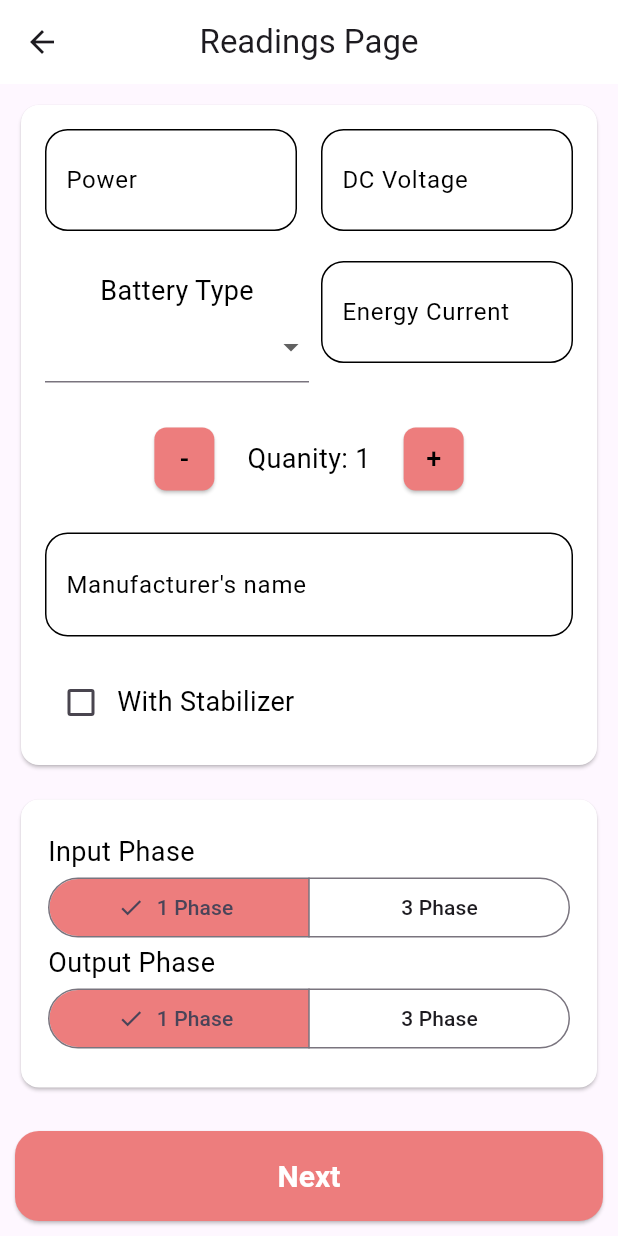
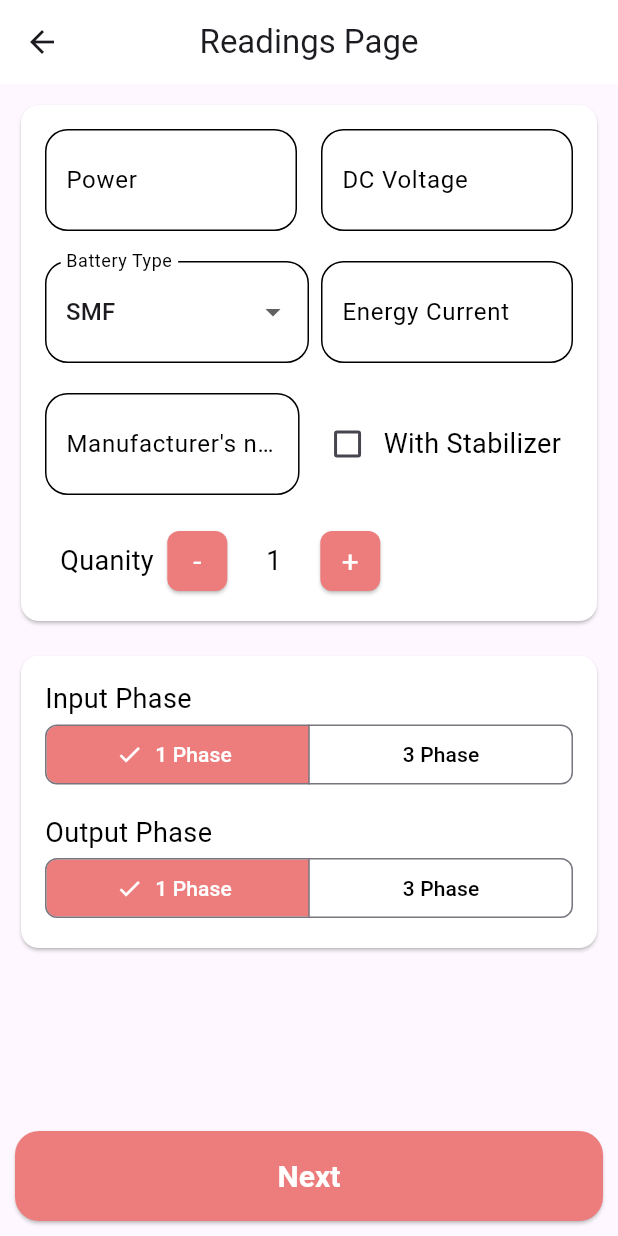
Before and after one commit to Integrated-Identities/SyncServe, a Flutter app: the ReadingsPage screen opened directly, on a phone screen of 412 x 824 dp. Run offline on Flutter 3.47's test engine with Material 3 defaults, Android fonts, the phone set to English and light mode, and no system bars; missing offline and left inert: zod_validation; generated files the repository leaves out were written again.

Commit message:
Clean UI

```diff
--- a/lib/custom_controls/quantity_selector.dart
+++ b/lib/custom_controls/quantity_selector.dart
@@ -48,36 +48,32 @@ class _QuantitySelectorState extends State<QuantitySelector> {
 
   @override
   Widget build(BuildContext context) {
-    return Padding(
-      padding: EdgeInsets.fromLTRB(0, 20, 0, 25),
-      child: Row(
-        mainAxisSize: MainAxisSize.min,
+    return Row(
+      mainAxisSize: MainAxisSize.max,
+      mainAxisAlignment: MainAxisAlignment.spaceBetween,
       children: [
         ElevatedButton(
           onPressed: _decrement,
           style: AppStyle.quantitySelectorButtonStyle(),
           child: Text(
             AppLocalizations.of(context)!.minusSign,
-              style: AppStyle.labelText,
+            style: TextStyle(fontWeight: FontWeight.normal),
           ),
         ),
-          Padding(
-            padding: AppStyle.textButtonPadding,
-            child: Text(
-              '${AppLocalizations.of(context)!.quantity}: $_quantity',
+        Text(
+          _quantity.toString(),
+          textAlign: TextAlign.center,
           style: AppStyle.labelText,
-            ),
         ),
         ElevatedButton(
           onPressed: _increment,
           style: AppStyle.quantitySelectorButtonStyle(),
           child: Text(
             AppLocalizations.of(context)!.plusSign,
-              style: AppStyle.labelText,
+            style: TextStyle(fontWeight: FontWeight.normal),
           ),
         ),
       ],
-      ),
     );
   }
 }
--- a/lib/theme/styles.dart
+++ b/lib/theme/styles.dart
@@ -12,7 +12,7 @@ class AppStyle {
   static final TextStyle hintText = labelText.copyWith(color: Colors.grey);
 
 // ELEVATED BUTTON STYLE
-  static ButtonStyle elevatedButtonStyle() {
+  static ButtonStyle primaryElevatedButtonStyle() {
     return ElevatedButton.styleFrom(
       backgroundColor: Color.fromARGB(255, 237, 125, 125),
       minimumSize: const Size(double.infinity, 60),
@@ -44,15 +44,15 @@ class AppStyle {
     );
   }
 
-// CUSTOMER DETAIL PAGE TEXTFORMFIELD
+  // INPUT DECORATION WITH LABEL and
   static InputDecoration inputDecorationWithLabel(
-    String unit,
     String label, {
+    String? suffix,
     bool isRequired = false,
   }) {
     return InputDecoration(
-      suffixText: unit,
-      helperText: ' ',
+      suffixText: suffix,
+      helperText: '',
       alignLabelWithHint: true,
       fillColor: Colors.white,
       filled: true,
@@ -133,13 +133,21 @@ class AppStyle {
 
   // STYLE OF INCREMENT DECREMENT BUTTON OF QUANITYSELECTOR
   static ButtonStyle quantitySelectorButtonStyle() {
-    return ElevatedButton.styleFrom(
-      shape: RoundedRectangleBorder(
-        borderRadius: BorderRadius.circular(8),
+    return primaryElevatedButtonStyle().copyWith(
+      shape: WidgetStateProperty.all<RoundedRectangleBorder>(
+        RoundedRectangleBorder(
+          borderRadius: BorderRadius.circular(8),
+        ),
       ),
-      backgroundColor: const Color.fromARGB(255, 237, 125, 125),
-      padding: const EdgeInsets.all(8),
-      minimumSize: const Size(40, 40),
+      padding: WidgetStateProperty.all(
+        const EdgeInsets.all(8),
+      ),
+      minimumSize: WidgetStateProperty.all(
+        const Size(40, 40),
+      ),
+      maximumSize: WidgetStateProperty.all(
+        const Size(40, 40),
+      ),
     );
   }
 
@@ -150,12 +158,25 @@ class AppStyle {
   // SEGMENTED BUTTON COLOR STYLES
   static ButtonStyle segmentedButtonStyle() {
     return ButtonStyle(
+      shape: WidgetStateProperty.all(
+        RoundedRectangleBorder(
+          borderRadius: BorderRadius.circular(8),
+        ),
+      ),
       backgroundColor: WidgetStateColor.resolveWith(
         (Set<WidgetState> states) {
           if (states.contains(WidgetState.selected)) {
             return Color.fromARGB(255, 237, 125, 125);
           }
           return Colors.white;
+        },
+      ),
+      foregroundColor: WidgetStateColor.resolveWith(
+        (Set<WidgetState> states) {
+          if (states.contains(WidgetState.selected)) {
+            return Colors.white;
+          }
+          return Colors.black;
         },
       ),
     );
--- a/lib/view/customer_detail.dart
+++ b/lib/view/customer_detail.dart
@@ -89,7 +89,6 @@ class _CustomerDetailState extends State<CustomerDetail> {
                             ? AutovalidateMode.always
                             : AutovalidateMode.always,
                         decoration: AppStyle.inputDecorationWithLabel(
-                          '',
                           AppLocalizations.of(context)!.customerName,
                         ),
                       ),
@@ -129,7 +128,6 @@ class _CustomerDetailState extends State<CustomerDetail> {
                             ? AutovalidateMode.onUserInteraction
                             : AutovalidateMode.disabled,
                         decoration: AppStyle.inputDecorationWithLabel(
-                          '',
                           AppLocalizations.of(context)!.customerAddress,
                         ),
                       ),
@@ -173,13 +171,11 @@ class _CustomerDetailState extends State<CustomerDetail> {
                             ? AutovalidateMode.onUserInteraction
                             : AutovalidateMode.disabled,
                         decoration: AppStyle.inputDecorationWithLabel(
-                          '',
                           AppLocalizations.of(context)!.customerEmail,
                         ),
                       ),
                       TextFormField(
                         decoration: AppStyle.inputDecorationWithLabel(
-                          '',
                           AppLocalizations.of(context)!.customerPhone,
                         ),
                         keyboardType: TextInputType.phone,
@@ -204,7 +200,7 @@ class _CustomerDetailState extends State<CustomerDetail> {
                         }
                       }
                     : null,
-                style: AppStyle.elevatedButtonStyle(),
+                style: AppStyle.primaryElevatedButtonStyle(),
                 child: Text(AppLocalizations.of(context)!.next),
               ),
             ),
--- a/lib/view/dashboard.dart
+++ b/lib/view/dashboard.dart
@@ -49,7 +49,7 @@ class Dashboard extends StatelessWidget {
               Padding(
                 padding: const EdgeInsets.only(top: 100, bottom: 10),
                 child: ElevatedButton(
-                  style: AppStyle.elevatedButtonStyle(),
+                  style: AppStyle.primaryElevatedButtonStyle(),
                   onPressed: () {
                     Navigator.push(
                       context,
@@ -66,7 +66,7 @@ class Dashboard extends StatelessWidget {
               Padding(
                 padding: const EdgeInsets.only(top: 10, bottom: 20),
                 child: ElevatedButton(
-                  style: AppStyle.elevatedButtonStyle(),
+                  style: AppStyle.primaryElevatedButtonStyle(),
                   onPressed: () {},
                   child: Text(
                     AppLocalizations.of(context)!.startGeneratorService,
--- a/lib/view/login.dart
+++ b/lib/view/login.dart
@@ -90,7 +90,7 @@ class _LoginState extends State<Login> {
                             ),
                           );
                         },
-                        style: AppStyle.elevatedButtonStyle(),
+                        style: AppStyle.primaryElevatedButtonStyle(),
                         child: Text(
                           AppLocalizations.of(context)!.logIn,
                         ),
--- a/lib/view/readings_page.dart
+++ b/lib/view/readings_page.dart
@@ -49,9 +49,7 @@ class _ReadingsPageState extends State<ReadingsPage> {
                   padding: EdgeInsets.all(10),
                   child: Column(
                     children: [
-                      SizedBox(
-                        height: 448,
-                        child: Card(
+                      Card(
                         color: AppStyle.appBarAndNavBarColor,
                         child: Padding(
                           padding: const EdgeInsets.all(16),
@@ -61,13 +59,13 @@ class _ReadingsPageState extends State<ReadingsPage> {
                                 children: [
                                   Expanded(
                                     child: Padding(
-                                        padding:
-                                            const EdgeInsets.only(right: 8),
+                                      padding: const EdgeInsets.only(right: 8),
                                       child: TextFormField(
                                         decoration:
                                             AppStyle.inputDecorationWithLabel(
+                                          AppLocalizations.of(context)!.power,
+                                          suffix:
                                               AppLocalizations.of(context)!.kva,
-                                            AppLocalizations.of(context)!.power,
                                         ),
                                       ),
                                     ),
@@ -78,9 +76,10 @@ class _ReadingsPageState extends State<ReadingsPage> {
                                       child: TextFormField(
                                         decoration:
                                             AppStyle.inputDecorationWithLabel(
-                                            AppLocalizations.of(context)!.dcv,
                                           AppLocalizations.of(context)!
                                               .dcVoltage,
+                                          suffix:
+                                              AppLocalizations.of(context)!.dcv,
                                         ),
                                       ),
                                     ),
@@ -89,18 +88,19 @@ class _ReadingsPageState extends State<ReadingsPage> {
                               ),
                               Row(
                                 mainAxisAlignment: MainAxisAlignment.start,
+                                crossAxisAlignment: CrossAxisAlignment.start,
                                 children: [
                                   Expanded(
-                                      child: Column(
-                                        mainAxisAlignment:
-                                            MainAxisAlignment.start,
-                                        children: [
-                                          Text(
-                                            style: AppStyle.labelText,
+                                    child: DropdownButtonFormField(
+                                      value: category.first,
+                                      decoration:
+                                          AppStyle.inputDecorationWithLabel(
                                         AppLocalizations.of(context)!
                                             .batteryType,
                                       ),
-                                          DropdownButtonFormField(
+                                      icon: const Icon(
+                                        Icons.arrow_drop_down,
+                                      ),
                                       items: category.map((e) {
                                         return DropdownMenuItem(
                                           value: e,
@@ -111,8 +111,6 @@ class _ReadingsPageState extends State<ReadingsPage> {
                                         print(value);
                                       },
                                     ),
-                                        ],
-                                      ),
                                   ),
                                   Expanded(
                                     child: Padding(
@@ -120,31 +118,37 @@ class _ReadingsPageState extends State<ReadingsPage> {
                                       child: TextFormField(
                                         decoration:
                                             AppStyle.inputDecorationWithLabel(
-                                            AppLocalizations.of(context)!.ah,
                                           AppLocalizations.of(context)!
                                               .energyCurrent,
+                                          suffix:
+                                              AppLocalizations.of(context)!.ah,
                                         ),
                                       ),
                                     ),
                                   ),
                                 ],
                               ),
-                                QuantitySelector(
-                                  initialValue: 1,
-                                  onChanged: (value) {
-                                    print('New quantity: $value');
-                                  },
-                                  minValue: 0,
-                                  maxValue: 100,
-                                ),
-                                TextFormField(
-                                  decoration: AppStyle.inputDecorationWithLabel(
-                                    '',
+                              IntrinsicHeight(
+                                child: Row(
+                                  crossAxisAlignment: CrossAxisAlignment
+                                      .stretch, // This stretches children to match height
+                                  children: [
+                                    Expanded(
+                                      child: TextFormField(
+                                        decoration:
+                                            AppStyle.inputDecorationWithLabel(
                                           AppLocalizations.of(context)!
                                               .manufacturerName,
                                         ),
                                       ),
-                                LabeledCheckbox(
+                                    ),
+                                    Container(
+                                      margin: EdgeInsets.only(bottom: 20),
+                                      padding: const EdgeInsets.symmetric(
+                                        horizontal: 8,
+                                      ),
+                                      child: Center(
+                                        child: LabeledCheckbox(
                                           label: AppLocalizations.of(context)!
                                               .withStabilizer,
                                           value: viewModel.withStabilizer,
@@ -154,45 +158,64 @@ class _ReadingsPageState extends State<ReadingsPage> {
                                             });
                                           },
                                         ),
+                                      ),
+                                    ),
                                   ],
                                 ),
+                              ),
+                              Row(
+                                children: [
+                                  Container(
+                                    padding: const EdgeInsets.only(
+                                      right: 5,
+                                      left: 10,
+                                    ),
+                                    child: Text(
+                                      AppLocalizations.of(context)!.quantity,
+                                      style: AppStyle.labelText,
+                                    ),
+                                  ),
+                                  SizedBox(
+                                    width: 150,
+                                    child: QuantitySelector(
+                                      initialValue: 1,
+                                      onChanged: (value) {
+                                        print('New quantity: $value');
+                                      },
+                                      minValue: 0,
+                                      maxValue: 100,
+                                    ),
+                                  ),
+                                ],
+                              ),
+                            ],
                           ),
                         ),
                       ),
                       SizedBox(
                         height: 15,
                       ),
-                      SizedBox(
-                        height: 200,
-                        width: MediaQuery.of(context).size.width,
-                        child: Card(
+                      Card(
                         color: AppStyle.appBarAndNavBarColor,
+                        child: Padding(
+                          padding: const EdgeInsets.all(16),
                           child: Column(
-                            mainAxisAlignment: MainAxisAlignment.center,
                             children: [
                               Align(
                                 alignment: Alignment.centerLeft,
-                                child: Padding(
-                                  padding:
-                                      AppStyle.segmentedButtonWithLabelPadding,
                                 child: Text(
                                   style: AppStyle.labelText,
                                   AppLocalizations.of(context)!.inputPhase,
                                 ),
                               ),
-                              ),
-                              Padding(
-                                padding:
-                                    AppStyle.segmentedButtonWithLabelPadding,
-                                child: SizedBox(
+                              SizedBox(
                                 width: double.infinity,
                                 child: SegmentedButton<PhaseType>(
                                   segments: <ButtonSegment<PhaseType>>[
                                     ButtonSegment<PhaseType>(
                                       value: PhaseType.onePhase,
                                       label: Text(
-                                          AppLocalizations.of(context)!
-                                              .onePhase,
+                                        AppLocalizations.of(context)!.onePhase,
                                       ),
                                     ),
                                     ButtonSegment<PhaseType>(
@@ -207,37 +230,30 @@ class _ReadingsPageState extends State<ReadingsPage> {
                                   onSelectionChanged:
                                       (Set<PhaseType> newSelection) {
                                     setState(() {
-                                        viewModel.inputPhase =
-                                            newSelection.first;
+                                      viewModel.inputPhase = newSelection.first;
                                     });
                                   },
                                   style: AppStyle.segmentedButtonStyle(),
                                 ),
                               ),
+                              SizedBox(
+                                height: 15,
                               ),
                               Align(
                                 alignment: Alignment.centerLeft,
-                                child: Padding(
-                                  padding:
-                                      AppStyle.segmentedButtonWithLabelPadding,
                                 child: Text(
                                   style: AppStyle.labelText,
                                   AppLocalizations.of(context)!.outputPhase,
                                 ),
                               ),
-                              ),
-                              Padding(
-                                padding:
-                                    AppStyle.segmentedButtonWithLabelPadding,
-                                child: SizedBox(
+                              SizedBox(
                                 width: MediaQuery.of(context).size.width,
                                 child: SegmentedButton<PhaseType>(
                                   segments: <ButtonSegment<PhaseType>>[
                                     ButtonSegment<PhaseType>(
                                       value: PhaseType.onePhase,
                                       label: Text(
-                                          AppLocalizations.of(context)!
-                                              .onePhase,
+                                        AppLocalizations.of(context)!.onePhase,
                                       ),
                                     ),
                                     ButtonSegment<PhaseType>(
@@ -254,12 +270,10 @@ class _ReadingsPageState extends State<ReadingsPage> {
                                   onSelectionChanged:
                                       (Set<PhaseType> newSelection) {
                                     setState(() {
-                                        viewModel.outputPhase =
-                                            newSelection.last;
+                                      viewModel.outputPhase = newSelection.last;
                                     });
                                   },
                                   style: AppStyle.segmentedButtonStyle(),
-                                  ),
                                 ),
                               ),
                             ],
@@ -274,7 +288,7 @@ class _ReadingsPageState extends State<ReadingsPage> {
             Padding(
               padding: AppStyle.bottomAreaPadding,
               child: ElevatedButton(
-                style: AppStyle.elevatedButtonStyle(),
+                style: AppStyle.primaryElevatedButtonStyle(),
                 onPressed: () {},
                 child: Text(AppLocalizations.of(context)!.next),
               ),
--- a/lib/view/service_checklist.dart
+++ b/lib/view/service_checklist.dart
@@ -81,7 +81,7 @@ class _ServiceChecklistViewState extends State<ServiceChecklistView> {
             Padding(
               padding: AppStyle.bottomAreaPadding,
               child: ElevatedButton(
-                style: AppStyle.elevatedButtonStyle(),
+                style: AppStyle.primaryElevatedButtonStyle(),
                 onPressed: () {
                   Navigator.push(
                     context,
--- a/lib/view/service_form.dart
+++ b/lib/view/service_form.dart
@@ -348,7 +348,6 @@ class _ServiceFormState extends State<ServiceForm> {
                             },
                             controller: controller,
                             decoration: AppStyle.inputDecorationWithLabel(
-                              '',
                               AppLocalizations.of(context)!.manufacturerName,
                             ),
                             autovalidateMode: AutovalidateMode.onUnfocus,
@@ -369,7 +368,7 @@ class _ServiceFormState extends State<ServiceForm> {
             Padding(
               padding: AppStyle.bottomAreaPadding,
               child: ElevatedButton(
-                style: AppStyle.elevatedButtonStyle(),
+                style: AppStyle.primaryElevatedButtonStyle(),
                 onPressed: viewModel.isValid
                     ? () {
                         if (_formKey.currentState!.validate()) {
```
Lines whose indentation alone changed are shown as unchanged.
